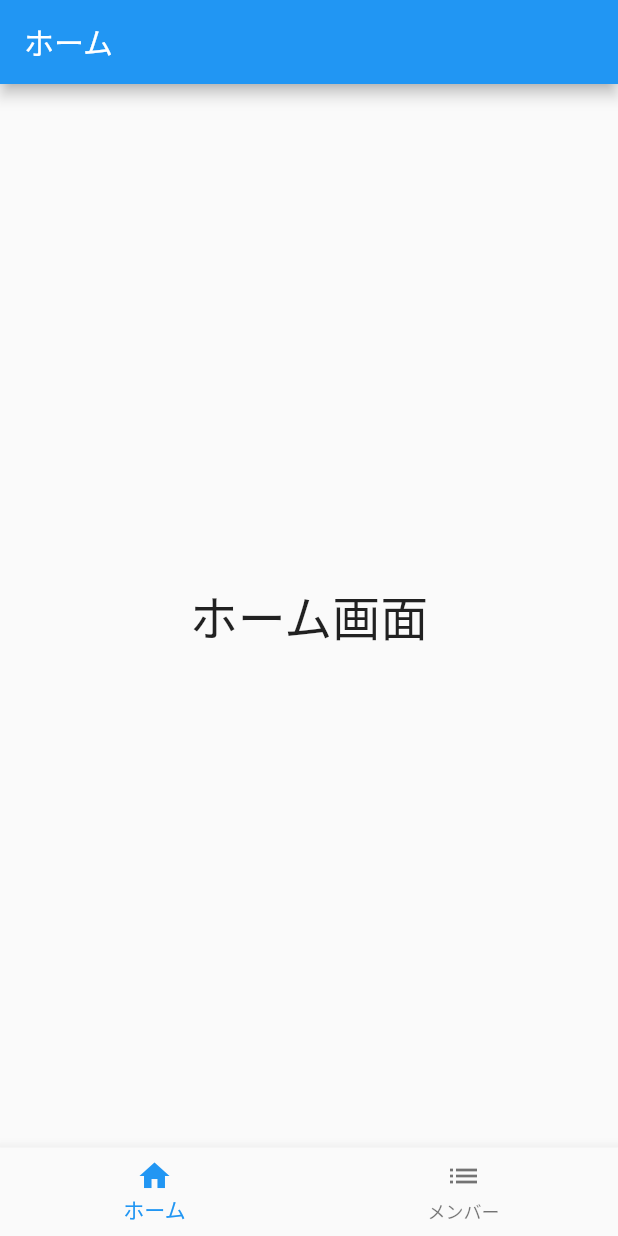
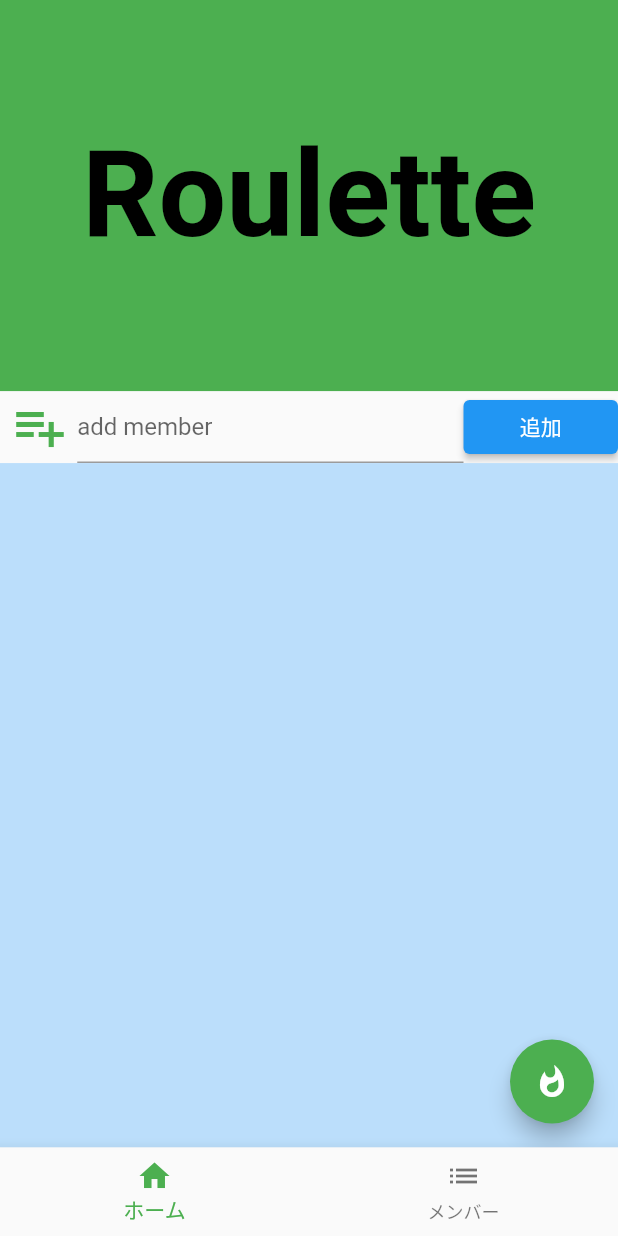
Before and after one commit to taisei-kuro/roulette, a Flutter app: the BasePage screen opened directly, on a phone screen of 412 x 824 dp. Run offline on Flutter 3.47's test engine with Material 2 defaults, Android fonts, the phone set to English and light mode, and no system bars; our stand-ins replace cloud_firestore, firebase_auth, firebase_core, font_awesome_flutter, hooks_riverpod; missing offline and left inert: roulette; accounts and stored records are empty.

Commit message:
member一覧を表示させるところまで完成

```diff
--- a/lib/presentation/bottom_navigation/base_page.dart
+++ b/lib/presentation/bottom_navigation/base_page.dart
@@ -1,17 +1,16 @@
 import 'package:flutter/material.dart';
-import 'package:roulette/presentation/home_page/home_page.dart';
-import 'package:roulette/presentation/member_list_page/member_list_page.dart';
+import 'package:roulette_app/presentation/member_list_page/member_list_page.dart';
+import 'package:roulette_app/roulette_page/roulette_page.dart';
 
 class BasePage extends StatefulWidget {
-  const BasePage({Key? key}) : super(key: key);
-
+  const BasePage({super.key});
   @override
-  State<BasePage> createState() => _MyStatefulWidgetState();
+  BasePageState createState() => BasePageState();
 }
 
-class _MyStatefulWidgetState extends State<BasePage> {
+class BasePageState extends State<BasePage> {
   static const _screens = [
-    HomePage(),
+    RoulettePage(),
     MemberListPage(),
   ];
 
--- /dev/null
+++ b/lib/roulette_page/roulette_page.dart
@@ -0,0 +1,283 @@
+import 'dart:async';
+import 'dart:math';
+import 'package:flutter/material.dart';
+import 'package:font_awesome_flutter/font_awesome_flutter.dart';
+import 'package:roulette/roulette.dart';
+
+// class RoulettePage extends StatefulWidget {
+//   const RoulettePage({super.key});
+
+//   @override
+//   State<RoulettePage> createState() => _RoulettePageState();
+// }
+
+// class _RoulettePageState extends State<RoulettePage>
+//     with SingleTickerProviderStateMixin {
+//   late RouletteController _controller;
+//   bool _clockwise = true;
+
+//   @override
+//   void initState() {
+//     _controller = RouletteController(
+//         group: RouletteGroup([
+//           const RouletteUnit.noText(color: Colors.red),
+//           const RouletteUnit.noText(color: Colors.green),
+//           const RouletteUnit.noText(color: Colors.blue),
+//           const RouletteUnit.noText(color: Colors.yellow),
+//         ]),
+//         vsync: this);
+
+//     super.initState();
+//   }
+
+//   @override
+//   Widget build(BuildContext context) {
+//     return Scaffold(
+//       appBar: AppBar(
+//         title: const Text('ルーレット'),
+//       ),
+//       body: Center(
+//         child: Column(
+//           mainAxisAlignment: MainAxisAlignment.start,
+//           crossAxisAlignment: CrossAxisAlignment.center,
+//           // mainAxisSize: MainAxisSize.max,
+//           children: [
+//             Padding(
+//               padding: const EdgeInsets.all(64.0),
+//               child: Stack(
+//                 alignment: Alignment.topCenter,
+//                 children: [
+//                   SizedBox(
+//                     width: 260,
+//                     height: 260,
+//                     child: Padding(
+//                       padding: const EdgeInsets.only(top: 30),
+//                       child: Roulette(
+//                         controller: _controller,
+//                         style: const RouletteStyle(
+//                           dividerThickness: 4,
+//                         ),
+//                       ),
+//                     ),
+//                   ),
+//                   const Icon(
+//                     FontAwesomeIcons.accessibleIcon,
+//                     size: 45,
+//                     color: Colors.grey,
+//                   ),
+//                 ],
+//               ),
+//             ),
+//             SizedBox(
+//               width: 200,
+//               height: 70,
+//               child: ElevatedButton(
+//                 onPressed: () => _controller.rollTo(
+//                   2,
+//                   clockwise: _clockwise,
+//                   offset: Random().nextDouble(),
+//                 ),
+//                 child: const Text(
+//                   'スタート',
+//                   style: TextStyle(
+//                     fontWeight: FontWeight.bold,
+//                     fontSize: 30,
+//                   ),
+//                 ),
+//               ),
+//             ),
+//           ],
+//         ),
+//       ),
+//     );
+//   }
+
+//   @override
+//   void dispose() {
+//     _controller.dispose();
+//     super.dispose();
+//   }
+// }
+
+class RoulettePage extends StatefulWidget {
+  const RoulettePage({super.key});
+
+  @override
+  _RoulettePageState createState() => _RoulettePageState();
+}
+
+class _RoulettePageState extends State<RoulettePage> {
+  // 画面に表示する要素のインデックス番号を格納する用
+  int index = 0;
+  // ルーレットの起動有無フラグ
+  bool isStart = false;
+  // Timerオブジェクトを格納する用
+  var timer;
+  // ルーレットに選択肢として追加した要素を格納する用
+  List<String> elem = [];
+  // 要素にチェックが入っているかをboolで格納しておく用
+  List<bool> checkBox = [];
+  // チェックボックスで選択されている要素を格納する用
+  List<String> checkedElem = [];
+  // 画面上部に表示する要素を格納する用
+  String displayWord = 'Roulette';
+  // テキストフィールドにアクセスするためのコントローラー
+  TextEditingController addController = TextEditingController();
+
+  void startTimer() {
+    if (elem.isNotEmpty && checkedElem.length > 1) {
+      isStart = !isStart;
+      if (isStart) {
+        timer = Timer.periodic(const Duration(milliseconds: 100), onTimer);
+      } else {
+        setState(() {
+          timer.cancel();
+        });
+      }
+    }
+  }
+
+  void onTimer(Timer timer) {
+    setState(() {
+      index++;
+      if (index > checkedElem.length - 1) {
+        index = 0;
+      }
+      displayWord = checkedElem[index];
+    });
+  }
+
+  void addElem() {
+    if (addController.text != '' && !isStart) {
+      setState(() {
+        elem.add(addController.text);
+        checkBox.add(true);
+        checkedElem.add(addController.text);
+        addController.text = '';
+      });
+    }
+  }
+
+  @override
+  Widget build(BuildContext context) {
+    return Scaffold(
+      body: Center(
+        child: Column(
+          mainAxisAlignment: MainAxisAlignment.center,
+          children: <Widget>[
+            Expanded(
+              flex: 4,
+              child: Container(
+                width: double.infinity,
+                color: Colors.green,
+                child: Center(
+                  child: Text(
+                    displayWord,
+                    style: const TextStyle(
+                      fontWeight: FontWeight.bold,
+                      fontSize: 80,
+                      color: Colors.black,
+                    ),
+                  ),
+                ),
+              ),
+            ),
+            Row(
+              mainAxisAlignment: MainAxisAlignment.spaceEvenly,
+              children: [
+                const Expanded(
+                  flex: 1,
+                  child: Icon(
+                    Icons.playlist_add_outlined,
+                    color: Colors.green,
+                    size: 40.0,
+                  ),
+                ),
+                Expanded(
+                  flex: 5,
+                  child: TextField(
+                    controller: addController,
+                    decoration: const InputDecoration(
+                      hintText: 'add member',
+                    ),
+                  ),
+                ),
+                Expanded(
+                  flex: 2,
+                  child: ElevatedButton(
+                    style: ButtonStyle(
+                      backgroundColor:
+                          MaterialStateProperty.all<Color>(Colors.blue),
+                    ),
+                    onPressed: () {
+                      addElem();
+                    },
+                    child: const Text('追加'),
+                  ),
+                ),
+              ],
+            ),
+            Expanded(
+              flex: 7,
+              child: Container(
+                width: double.infinity,
+                color: Colors.blue[100],
+                child: Center(
+                  child: Column(
+                    children: [
+                      Expanded(
+                        flex: 1,
+                        child: ListView.builder(
+                          itemCount: checkBox.length,
+                          itemBuilder: (BuildContext context, int index) {
+                            return CheckboxListTile(
+                              value: checkBox[index],
+                              title: Text(
+                                elem[index],
+                                style: const TextStyle(
+                                  fontWeight: FontWeight.bold,
+                                ),
+                              ),
+                              controlAffinity: ListTileControlAffinity.leading,
+                              onChanged: (val) {
+                                if (!isStart) {
+                                  setState(() {
+                                    checkBox[index] = val!;
+                                    if (val) {
+                                      checkedElem.add(elem[index]);
+                                    } else {
+                                      checkedElem.remove(elem[index]);
+                                    }
+                                    // チェックした選択肢を追加、削除した際にはRangeErrorを回避するために一旦結果表示をリセット
+                                    displayWord = 'Roulette';
+                                  });
+                                }
+                              },
+                            );
+                          },
+                        ),
+                      ),
+                    ],
+                  ),
+                ),
+              ),
+            ),
+          ],
+        ),
+      ),
+      floatingActionButton: FloatingActionButton(
+        child: isStart == true
+            ? const Icon(
+                Icons.whatshot,
+                color: Colors.pink,
+              )
+            : const Icon(
+                Icons.whatshot,
+              ),
+        onPressed: () {
+          startTimer();
+        },
+      ),
+    );
+  }
+}
```
Also changed, not shown: lib/main.dart (+16 -5 lines), lib/presentation/add_member_page/add_member_page.dart (added, +60 -0 lines), lib/presentation/home_page/home_page.dart (+26 -2 lines), lib/presentation/login_page/login_page.dart (added, +119 -0 lines), lib/presentation/member_list_page/member_list_page.dart (+76 -2 lines), pubspec.yaml (+15 -1 lines), lib/firebase_options.dart (added), pubspec.lock, 16 other files.
